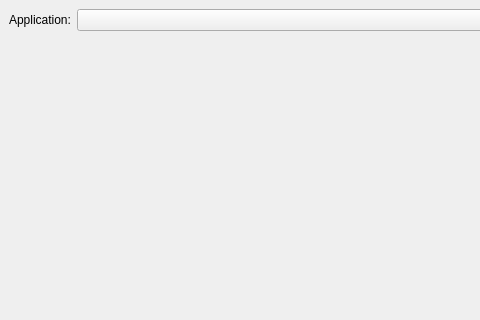
First picture: the form in src/settings/settingswindow.ui, repository baohaojun/system-config, before the edit; both pictures show x 0 to 480 and y 0 to 320 of the 800 by 600 pixel window.
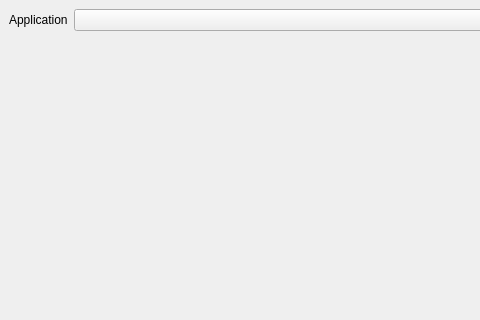
Second picture: the form after the edit. Custom widgets are drawn as their Qt base class.

Diff of the .ui file:
```diff
--- a/src/settings/settingswindow.ui
+++ b/src/settings/settingswindow.ui
@@ -23,7 +23,7 @@
       <item row="0" column="0">
        <widget class="QLabel" name="label">
         <property name="text">
-         <string>Application:</string>
+         <string>Application</string>
         </property>
        </widget>
       </item>
```
Left out of the diff: 6 changed lines with no effect on the pictures.
